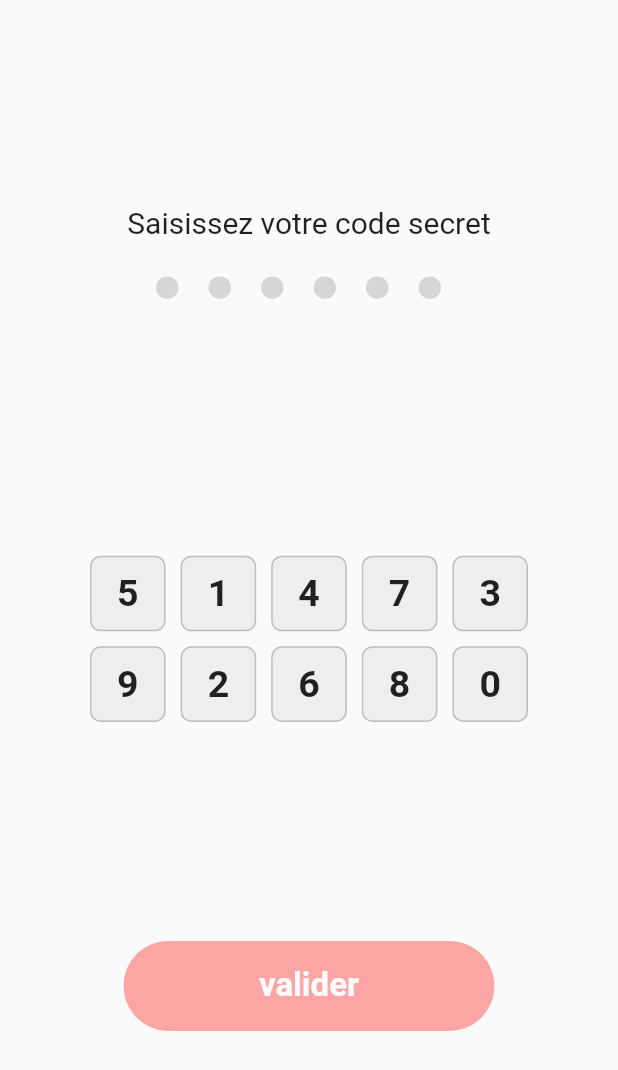
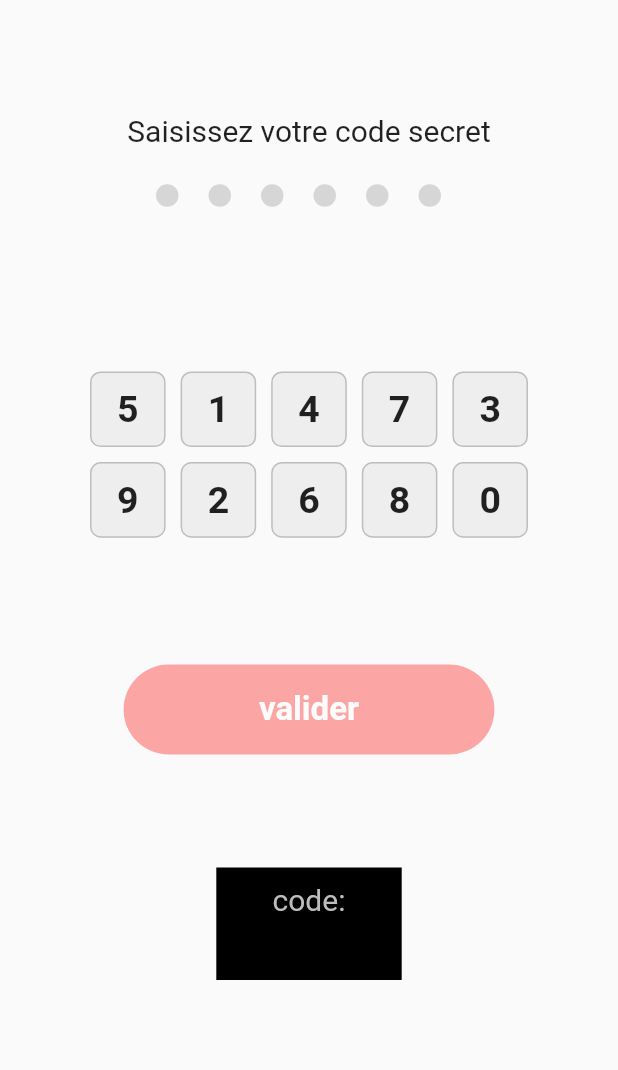
Before and after one commit to Bongouade/SG-Authentification, a Flutter app: the screen it shows after launch, on a phone screen of 412 x 824 dp. Shown: the top 1070 px of the screen. Run offline on Flutter 3.47's test engine with Material 2 defaults, Android fonts, the phone set to English and light mode, and no system bars; our stand-ins replace toast.

Commit message:
add container to see input

```diff
--- a/lib/home.dart
+++ b/lib/home.dart
@@ -1,4 +1,6 @@
 import 'package:flutter/material.dart';
+
+import 'package:toast/toast.dart';
 
 class Home extends StatefulWidget {
   @override
@@ -28,6 +30,23 @@ class _HomeState extends State<Home> {
             _buildResultPassword(),
             _buildKeyboard(isValid),
             _buildbtnValid(isValid),
+            Container(
+              height: 75.0,
+              padding: EdgeInsets.all(10.0),
+              width: MediaQuery.of(context).size.width * 0.3,
+              color: Colors.black,
+              child: Text(
+                "code:\n" + _password,
+                textAlign: TextAlign.center,
+                style: TextStyle(
+                  color: Colors.grey[400],
+                  fontSize: 20.0,
+                ),
+              ),
+            ),
+            SizedBox(
+              height: 20.0,
+            )
           ],
         ),
       ),
@@ -87,13 +106,15 @@ class _HomeState extends State<Home> {
     List<Widget> _touchKeyboard = List.generate(N, (index) {
       return InkWell(
         onTap: !isValidPassword ? () => _addNumber(_numbers[index]) : null,
-        onHighlightChanged: (bool value) => setState((){
+        onHighlightChanged: (bool value) => setState(() {
           _overlayTouch = value;
           _indexLongPress = index;
         }),
         child: Container(
           decoration: BoxDecoration(
-            color: (_overlayTouch && _indexLongPress == index)? Colors.grey[350]: Colors.grey[200],
+            color: (_overlayTouch && _indexLongPress == index)
+                ? Colors.grey[350]
+                : Colors.grey[200],
             borderRadius: BorderRadius.circular(7.0),
             border: Border.all(color: Colors.grey[400]),
           ),
@@ -126,7 +147,17 @@ class _HomeState extends State<Home> {
 
   Widget _buildbtnValid(bool isValidBtn) {
     return GestureDetector(
-      onTap: isValidBtn ? () => print("click btn") : null,
+      onTap: isValidBtn
+          ? () {
+              setState(() {
+                _numbers.shuffle();
+                _password = "";
+                _passwordLenght = 0;
+              });
+              Toast.show("Vérification en cours", context,
+                  duration: Toast.LENGTH_LONG, gravity: Toast.BOTTOM);
+            }
+          : null,
       child: Opacity(
         opacity: isValidBtn ? 1.0 : 0.5,
         child: Container(
@@ -160,6 +191,7 @@ class _HomeState extends State<Home> {
 
   _reinitPassword() {
     setState(() {
+      _numbers.shuffle();
       _password = "";
       _passwordLenght = 0;
     });
--- a/pubspec.yaml
+++ b/pubspec.yaml
@@ -3,7 +3,7 @@ description: A new Flutter project.
 
 # The following line prevents the package from being accidentally published to
 # pub.dev using `pub publish`. This is preferred for private packages.
-publish_to: 'none' # Remove this line if you wish to publish to pub.dev
+publish_to: "none" # Remove this line if you wish to publish to pub.dev
 
 # The following defines the version and build number for your application.
 # A version number is three numbers separated by dots, like 1.2.43
@@ -24,10 +24,10 @@ dependencies:
   flutter:
     sdk: flutter
 
-
   # The following adds the Cupertino Icons font to your application.
   # Use with the CupertinoIcons class for iOS style icons.
   cupertino_icons: ^0.1.3
+  toast: ^0.1.5
 
 dev_dependencies:
   flutter_test:
@@ -38,7 +38,6 @@ dev_dependencies:
 
 # The following section is specific to Flutter.
 flutter:
-
   # The following line ensures that the Material Icons font is
   # included with your application, so that you can use the icons in
   # the material Icons class.
```
Also changed, not shown: pubspec.lock.
